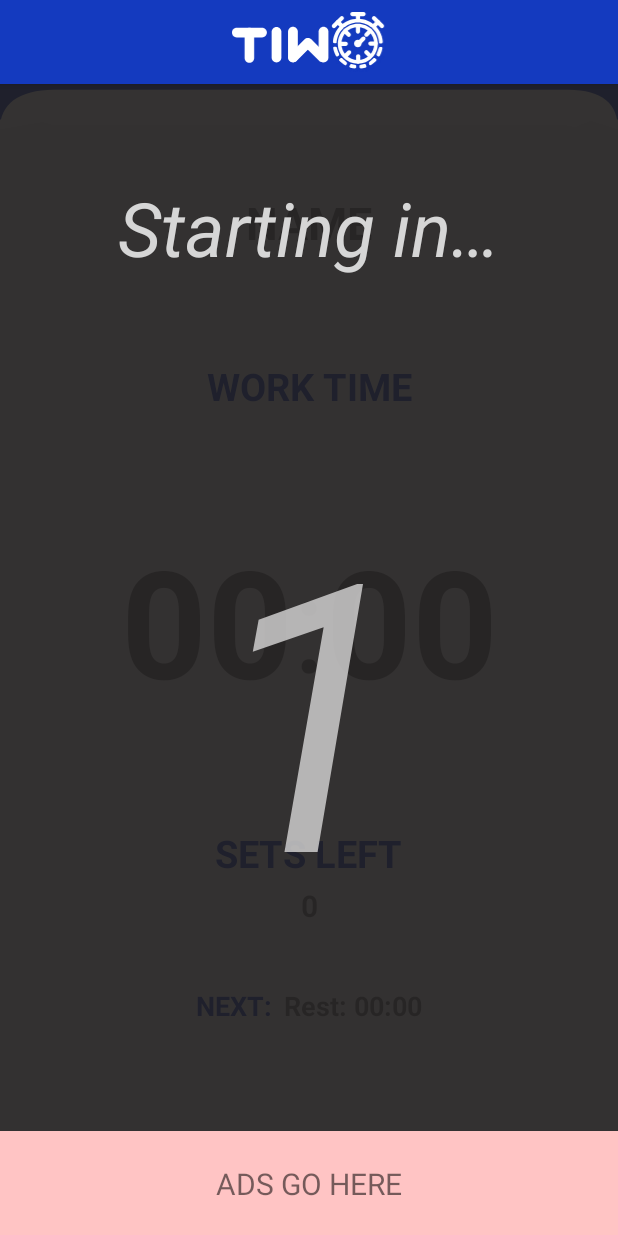
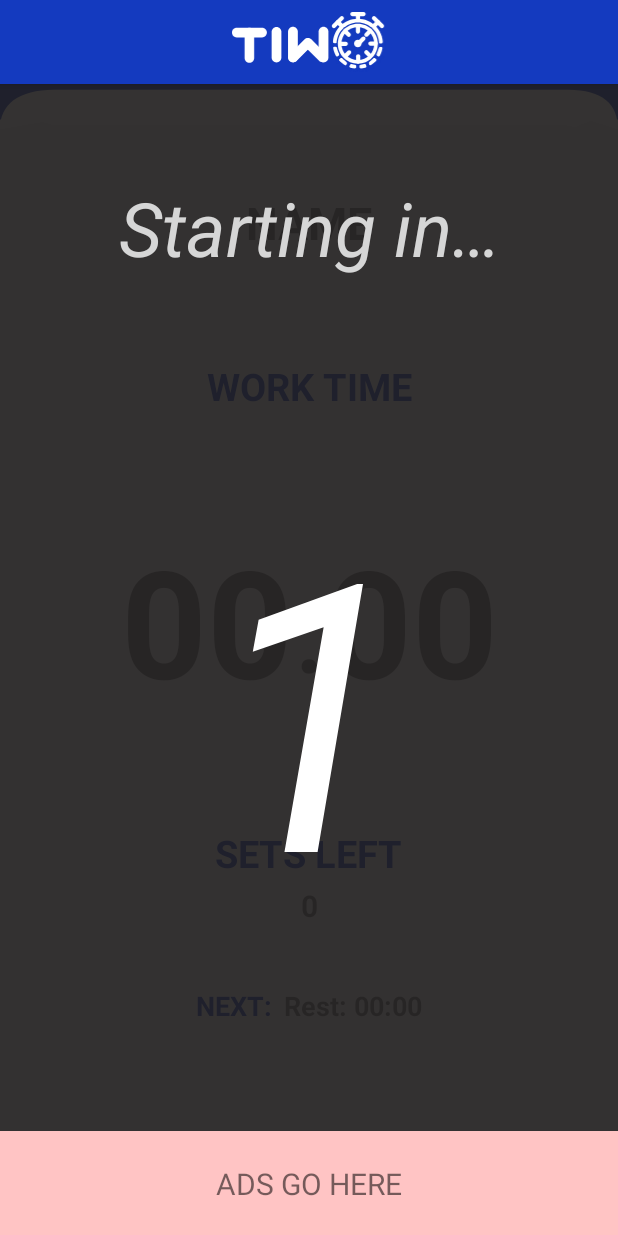
Before and after one commit to FabioAndresSQ/TIWO, an Android app: the TimerActivity screen opened directly, with no data from a screen before it, on a phone screen of 412 x 824 dp. Run offline under Robolectric (Android 15) with nearby library versions, the light colour scheme and no system bars; Roboto replaces fonts that are not available here; 9 statements that could not run were skipped.

Commit message:
Added Chest Image and optimized timer

```diff
--- /dev/null
+++ b/app/src/main/res/drawable/ic_play.xml
@@ -0,0 +1,5 @@
+<vector android:height="24dp" android:tint="#FFFFFF"
+    android:viewportHeight="24" android:viewportWidth="24"
+    android:width="24dp" xmlns:android="http://schemas.android.com/apk/res/android">
+    <path android:fillColor="@android:color/white" android:pathData="M10,16.5l6,-4.5 -6,-4.5v9zM12,2C6.48,2 2,6.48 2,12s4.48,10 10,10 10,-4.48 10,-10S17.52,2 12,2zM12,20c-4.41,0 -8,-3.59 -8,-8s3.59,-8 8,-8 8,3.59 8,8 -3.59,8 -8,8z"/>
+</vector>
--- a/app/src/main/res/layout/activity_timer.xml
+++ b/app/src/main/res/layout/activity_timer.xml
@@ -4,6 +4,7 @@
     xmlns:tools="http://schemas.android.com/tools"
     android:layout_width="match_parent"
     android:layout_height="match_parent"
+    android:keepScreenOn="true"
     android:clickable="false"
     android:elevation="0dp"
     tools:context=".TimerActivity">
@@ -181,12 +182,13 @@
 
         <TextView
             android:id="@+id/textView12"
-            android:layout_width="wrap_content"
+            android:layout_width="match_parent"
             android:layout_height="wrap_content"
             android:elevation="6dp"
             android:text="@string/starting"
+            android:textAlignment="center"
             android:textColor="#D6D6D6"
-            android:textSize="50dp"
+            android:textSize="50sp"
             android:textStyle="italic"
             app:layout_constraintBottom_toTopOf="@+id/secsToStart"
             app:layout_constraintEnd_toEndOf="parent"
@@ -196,12 +198,13 @@
 
         <TextView
             android:id="@+id/secsToStart"
-            android:layout_width="wrap_content"
+            android:layout_width="match_parent"
             android:layout_height="wrap_content"
+            android:textAlignment="center"
             android:elevation="6dp"
             android:text="3"
             android:textAllCaps="false"
-            android:textColor="#D2D3D1D1"
+            android:textColor="@color/white"
             android:textSize="250sp"
             android:textStyle="italic"
             app:layout_constraintBottom_toBottomOf="parent"
@@ -212,5 +215,58 @@
 
     </androidx.constraintlayout.widget.ConstraintLayout>
 
+    <androidx.constraintlayout.widget.ConstraintLayout
+        android:id="@+id/pausedLayout"
+        android:layout_width="0dp"
+        android:layout_height="0dp"
+        android:background="#E8201E1E"
+        android:visibility="gone"
+        app:layout_constraintBottom_toTopOf="@+id/adsFragment3"
+        app:layout_constraintEnd_toEndOf="parent"
+        app:layout_constraintStart_toStartOf="parent"
+        app:layout_constraintTop_toTopOf="parent">
+
+        <TextView
+            android:id="@+id/textView13"
+            android:layout_width="match_parent"
+            android:layout_height="wrap_content"
+            android:textAlignment="center"
+            android:elevation="6dp"
+            android:text="@string/paused"
+            android:textColor="#D6D6D6"
+            android:textSize="50sp"
+            android:textStyle="italic"
+            app:layout_constraintBottom_toTopOf="@+id/pausedImg"
+            app:layout_constraintEnd_toEndOf="parent"
+            app:layout_constraintHorizontal_bias="0.5"
+            app:layout_constraintStart_toStartOf="parent"
+            app:layout_constraintTop_toTopOf="parent"
+            app:layout_constraintVertical_chainStyle="packed" />
+
+        <ImageView
+            android:id="@+id/pausedImg"
+            android:layout_width="match_parent"
+            android:layout_height="100dp"
+            android:src="@drawable/ic_play"
+            android:layout_marginTop="50dp"
+            app:layout_constraintBottom_toTopOf="@+id/textView20"
+            app:layout_constraintTop_toBottomOf="@+id/textView13" />
+
+        <TextView
+            android:id="@+id/textView20"
+            android:layout_width="match_parent"
+            android:layout_height="wrap_content"
+            android:layout_marginTop="20dp"
+            android:text="Double Tap to Continue"
+            android:textAlignment="center"
+            android:textColor="@color/white"
+            android:textSize="16sp"
+            app:layout_constraintBottom_toBottomOf="parent"
+            app:layout_constraintEnd_toEndOf="parent"
+            app:layout_constraintHorizontal_bias="0.5"
+            app:layout_constraintStart_toStartOf="parent"
+            app:layout_constraintTop_toBottomOf="@+id/pausedImg" />
+
+    </androidx.constraintlayout.widget.ConstraintLayout>
 
 </androidx.constraintlayout.widget.ConstraintLayout>
--- a/app/src/main/res/layout/fragment_create3.xml
+++ b/app/src/main/res/layout/fragment_create3.xml
@@ -5,7 +5,7 @@
     android:layout_width="match_parent"
     android:layout_height="match_parent"
     android:padding="10dp"
-    tools:context=".CreateFragments.CreateFragment3">
+    tools:context=".CreateFragment3">
 
     <ScrollView
         android:layout_width="match_parent"
@@ -357,10 +357,11 @@
                     android:layout_width="60dp"
                     android:layout_height="60dp"
                     android:layout_marginTop="16dp"
+                    android:padding="7dp"
                     android:clickable="true"
                     android:contentDescription="Chest Muscles"
                     android:scaleType="fitXY"
-                    android:src="@android:drawable/ic_menu_gallery"
+                    android:src="@drawable/ic_front_side"
                     app:layout_constraintEnd_toStartOf="@+id/category2"
                     app:layout_constraintHorizontal_bias="0.5"
                     app:layout_constraintHorizontal_chainStyle="spread"
--- a/app/src/main/res/values/strings.xml
+++ b/app/src/main/res/values/strings.xml
@@ -23,4 +23,5 @@
     <string name="workingRepsTimer">REPS</string>
     <string name="restingTimeTimer">REST TIME</string>
     <string name="end">End</string>
+    <string name="paused">Paused</string>
 </resources>
```
Also changed, not shown: app/src/main/java/com/faesfa/tiwo/TimerActivity.kt (+20 -2 lines), app/src/main/res/drawable/ic_front_side.xml (added, +78 -0 lines), 2 other files.
